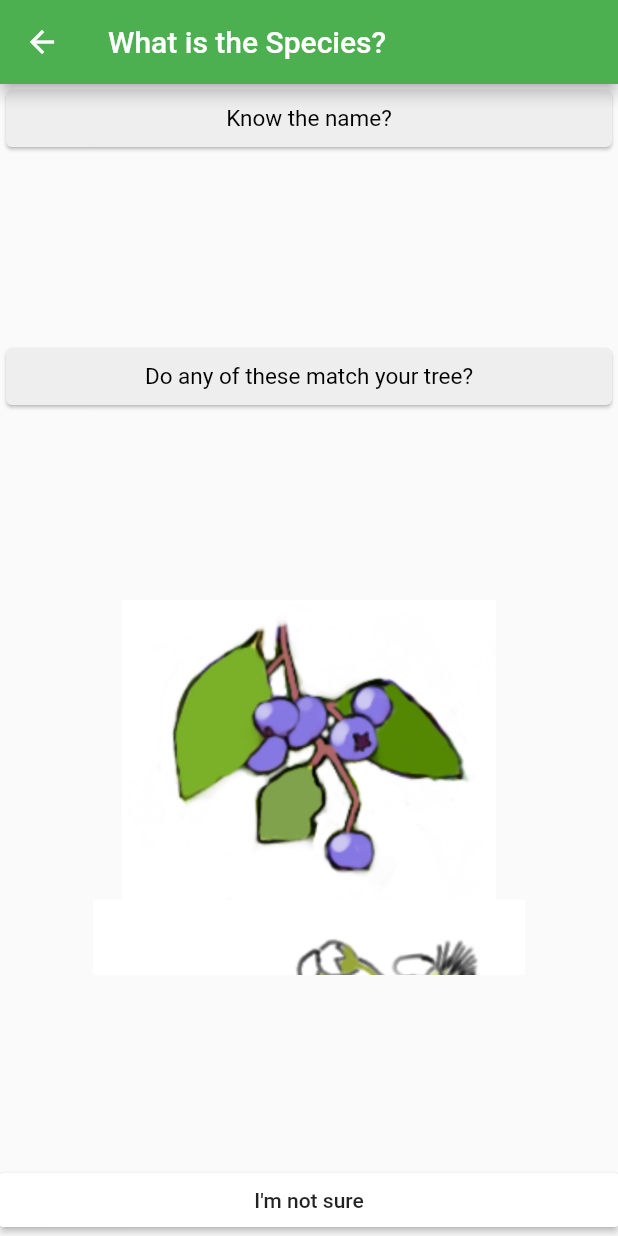
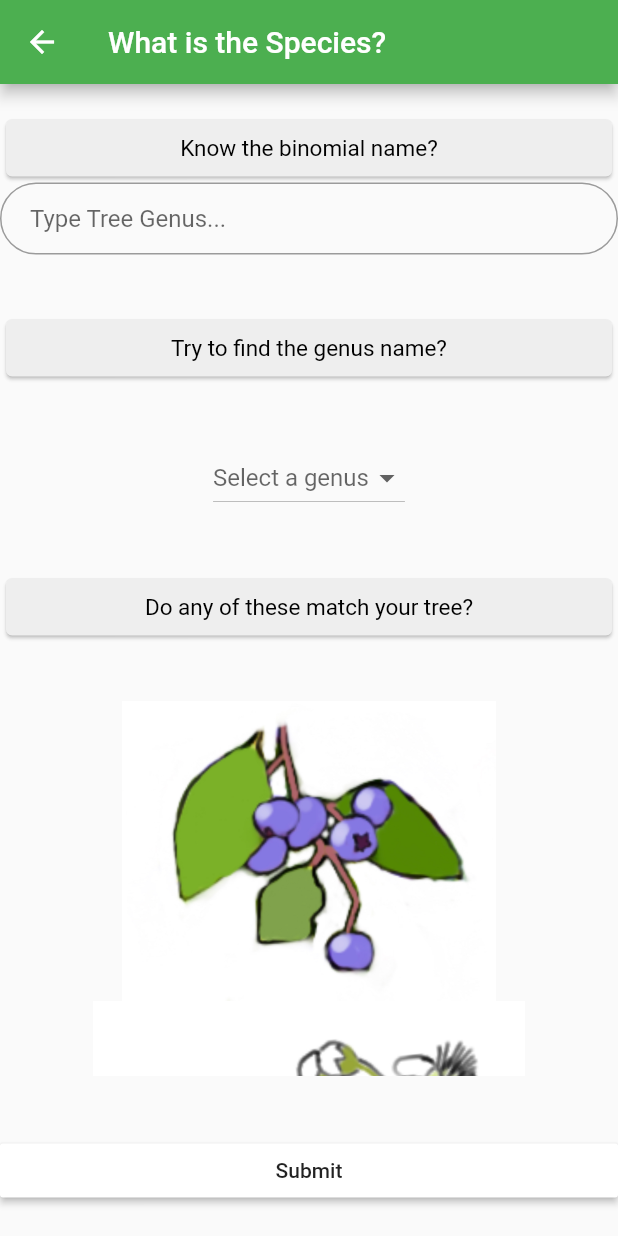
Before and after one commit to aaronddino/MushroomProjectsMobileApp, a Flutter app: the SpeciesPage screen opened by its route, on a phone screen of 412 x 824 dp. Run offline on Flutter 3.47's test engine with Material 2 defaults, Android fonts, the phone set to English and light mode, and no system bars; missing offline and left inert: map_view; statements that could not run were skipped.

Commit message:
genus selection page, 7 info pages, layout adjustments and more

```diff
--- a/seeatree_4_aed/lib/pages/addtree/12_species_page.dart
+++ b/seeatree_4_aed/lib/pages/addtree/12_species_page.dart
@@ -21,23 +21,79 @@ class SpeciesPage extends StatefulWidget{
 }
 
 class SpeciesPageState extends State<SpeciesPage>{
+  List<DropdownMenuItem<String>> listDrop = [];
+  String selected = null;
+  void loadData(){
+    List<String> genusList = [
+    "I don't know",
+    "Abrophyllum",
+    "Acacia",
+    "Acmena",
+    "Acronychia",
+    "Alectryon",
+    "Allocasuarina",
+    "Alphitonia",
+    ];
+    listDrop = [];
+    for(int i=0;i<genusList.length; i++){
+      listDrop.add(new DropdownMenuItem(
+        child: new Text(genusList[i]),
+        value: genusList[i],
+      ));
+    }
+  }
+
   @override
   Widget build(BuildContext context){
+    loadData();
     return new Scaffold(
       appBar: new AppBar(title: new Text("What is the Species?"),backgroundColor: Colors.green,),
       body: new Column(
-        crossAxisAlignment: CrossAxisAlignment.stretch,
-        mainAxisAlignment: MainAxisAlignment.spaceBetween,
+        crossAxisAlignment: CrossAxisAlignment.center,
+        mainAxisAlignment: MainAxisAlignment.spaceAround,
         children: <Widget>[ /*Ancestor */
           new Container( /*contains input fields for names */
             child: new Column(
               crossAxisAlignment: CrossAxisAlignment.stretch,
               children: <Widget>[
-                new TextCard(text:"Know the name?", size: 15.0, box:Colors.grey[200]),
+                new TextCard(text:"Know the binomial name?", size: 15.0, box:Colors.grey[200]),
+                //genus text input
+                new TextFormField(
+                  autofocus: false,
+                  decoration: InputDecoration(
+                  hintText: 'Type Tree Genus...',
+                  contentPadding: EdgeInsets.fromLTRB(20.0, 10.0, 20.0, 10.0),
+                  border: OutlineInputBorder(borderRadius: BorderRadius.circular(32.0)),
+                )),
               ],
             ),
           ),
-          new TextCard(text:"Do any of these match your tree?", size: 15.0, box:Colors.grey[200]),
+
+          new Column(
+            crossAxisAlignment: CrossAxisAlignment.stretch,
+            children: <Widget>[
+              new TextCard(text:"Try to find the genus name?", size: 15.0, box:Colors.grey[200]),
+            ]
+          ),
+
+          //Dropdown genus selection
+          new DropdownButton(
+            value: selected,
+            items: listDrop,
+            hint: new Text('Select a genus'),
+            onChanged: (value){
+              selected = value;
+              setState(() {
+
+              });
+            }
+          ),
+          new Column(
+            crossAxisAlignment: CrossAxisAlignment.stretch,
+            children: <Widget>[
+              new TextCard(text:"Do any of these match your tree?", size: 15.0, box:Colors.grey[200]),
+            ]
+          ),
           new Container(
             height: 250.0,
             child: new ListView.builder(
@@ -53,11 +109,18 @@ class SpeciesPageState extends State<SpeciesPage>{
                 }
               ),
           ),
-          new TextButton( /*Not sure Button */
-            text: "I'm not sure",
-            color: Colors.white,
-            nextpage: "/Submission"
+
+          new Column(
+            crossAxisAlignment: CrossAxisAlignment.stretch,
+            children: <Widget>[
+              new TextButton( /*Not sure Button */
+                text: "Submit",
+                color: Colors.white,
+                nextpage: "/Submission"
+              ),
+            ],
           ),
+
       ],)
     );
   }
--- a/seeatree_4_aed/lib/pages/addtree/1_addtree_page.dart
+++ b/seeatree_4_aed/lib/pages/addtree/1_addtree_page.dart
@@ -21,7 +21,7 @@ class AddTreePage extends StatelessWidget{
       body: new Container(
         child: new Center(
           child: new Column(
-            //crossAxisAlignment: CrossAxisAlignment.center,
+            mainAxisAlignment: MainAxisAlignment.spaceBetween,
             crossAxisAlignment: CrossAxisAlignment.stretch,
             children: <Widget>[
               new Text("Upload at Least One Image That:", style: new TextStyle(fontSize: 20.0), textAlign: TextAlign.center,),
--- a/seeatree_4_aed/lib/pages/information/landmark_info_page.dart
+++ b/seeatree_4_aed/lib/pages/information/landmark_info_page.dart
@@ -33,7 +33,6 @@ class LandmarkInfoPage extends StatelessWidget{
               ],
             ),
           ),
-
         ],
       ),
     );
--- a/seeatree_4_aed/pubspec.yaml
+++ b/seeatree_4_aed/pubspec.yaml
@@ -58,6 +58,7 @@ flutter:
   - assets/sampletree.jpg
   - assets/samplefeature.jpg
   - assets/samplefeature2.jpg
+  - assets/placeholder.png
   # An image asset can refer to one or more resolution-specific "variants", see
   # https://flutter.io/assets-and-images/#resolution-aware.
 
```
Also changed, not shown: seeatree_4_aed/lib/main.dart (+10 -1 lines), seeatree_4_aed/lib/pages/addtree/2_rules_page.dart (+4 -4 lines), seeatree_4_aed/lib/pages/addtree/6_girth_page.dart (+7 -0 lines), seeatree_4_aed/lib/pages/information/historic_info_page.dart (added, +38 -0 lines), seeatree_4_aed/lib/pages/information/hollow_trunk_info_page.dart (added, +76 -0 lines), seeatree_4_aed/lib/pages/information/leaves_info_page.dart (added, +75 -0 lines), seeatree_4_aed/lib/pages/information/wide_trunk_info_page.dart (added, +74 -0 lines), seeatree_4_aed/assets/placeholder.png (added).
